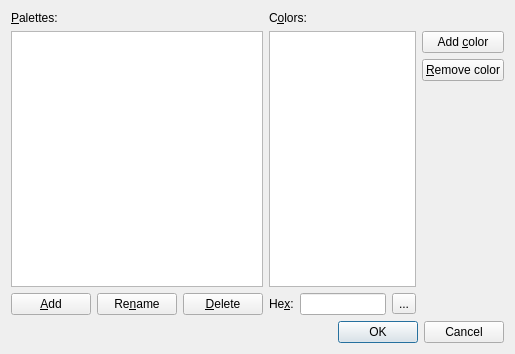
Before: the Qt Designer form custompalettes.ui in irydacea/wespal, drawn with Qt 5.
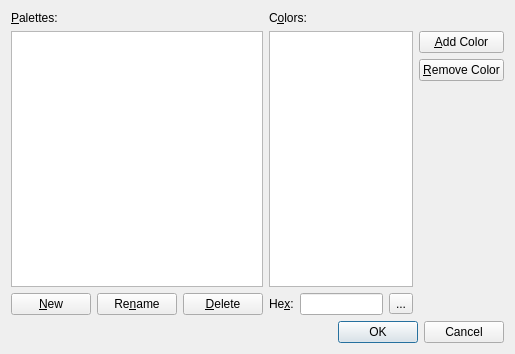
After: the same form once the commit is applied. Icons and pictures are not drawn.

Commit message: custompalettes: Minor button label changes

Patch:
```diff
--- a/custompalettes.ui
+++ b/custompalettes.ui
@@ -40,7 +40,7 @@
          <item>
           <widget class="QPushButton" name="cmdAddPal">
            <property name="text">
-            <string>&amp;Add</string>
+            <string>&amp;New</string>
            </property>
           </widget>
          </item>
@@ -116,14 +116,14 @@
            <item>
             <widget class="QPushButton" name="cmdAddCol">
              <property name="text">
-              <string>Add &amp;color</string>
+              <string>&amp;Add Color</string>
              </property>
             </widget>
            </item>
            <item>
             <widget class="QPushButton" name="cmdDelCol">
              <property name="text">
-              <string>&amp;Remove color</string>
+              <string>&amp;Remove Color</string>
              </property>
             </widget>
            </item>
```
